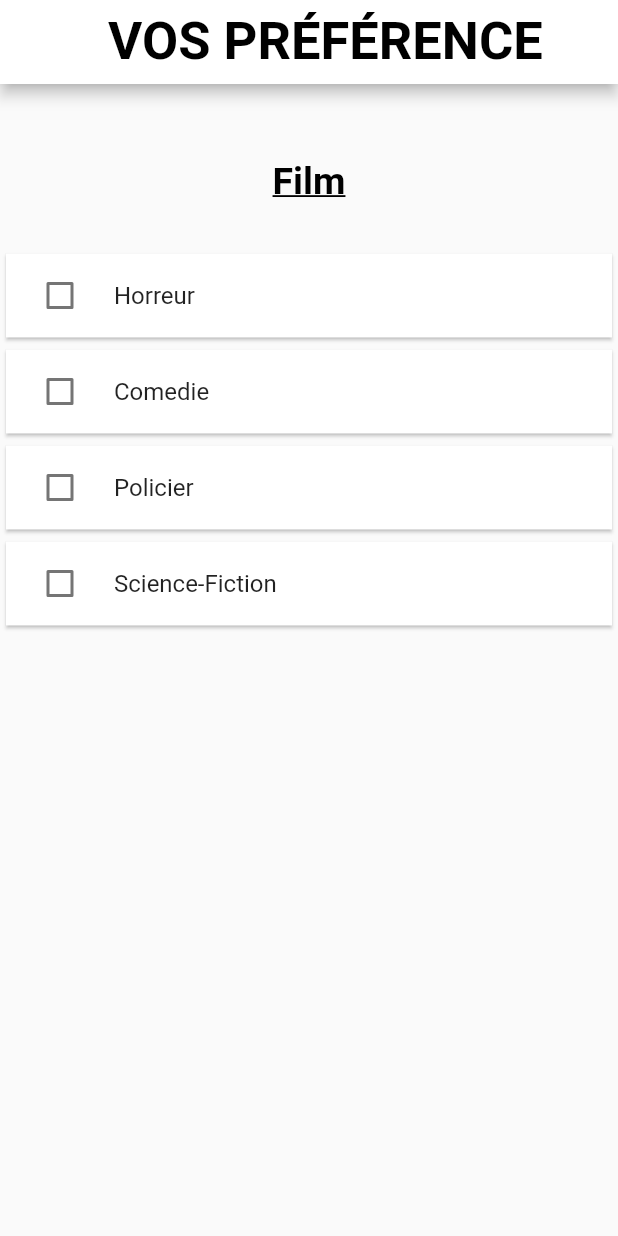
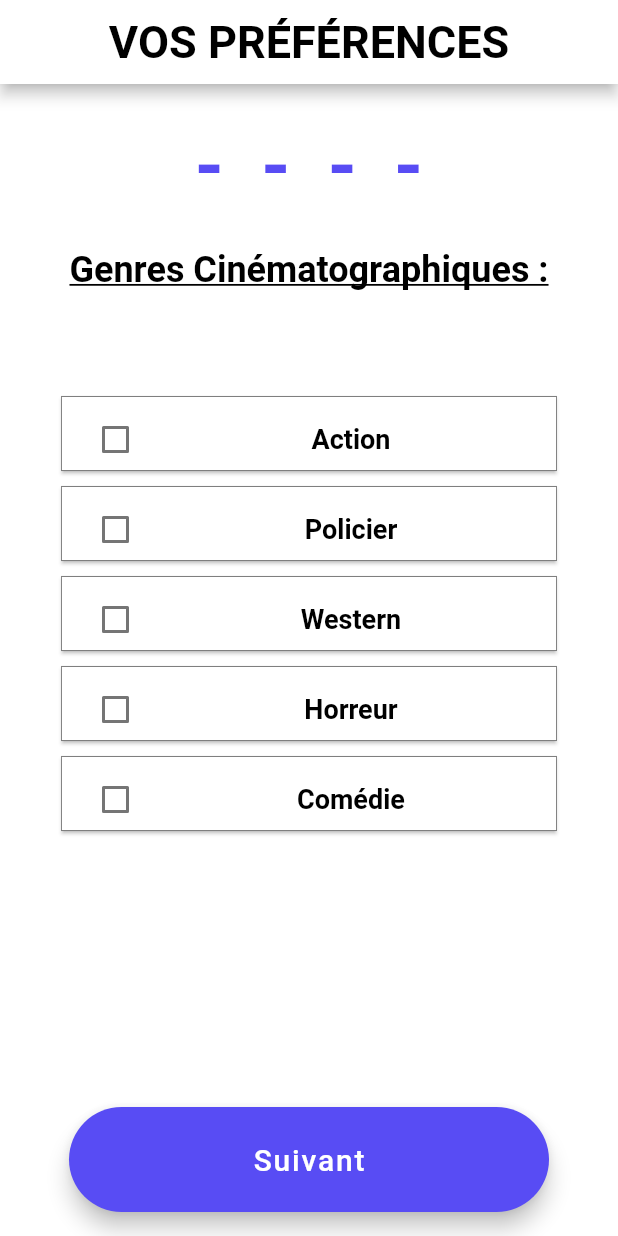
Before and after one commit to EIP-GetOut/GETOUT-Platform, a Flutter app: the screen it shows after launch, after a tap on "Go to playground", on a phone screen of 412 x 824 dp. Run offline on Flutter 3.47's test engine with Material 2 defaults, Android fonts, the phone set to English and light mode, and no system bars.

Commit message:
feat(app): :sparkles: add a new "next" button on preference page (for the moment, redirect to home page)

```diff
--- a/app/lib/playground/playground.dart
+++ b/app/lib/playground/playground.dart
@@ -12,10 +12,11 @@ import "package:getout/models/category.dart";
 class PlaygroundPage extends StatefulWidget {
   PlaygroundPage({Key? key}) : super(key: key);
   final List<Category> categories = [
+    Category(title: 'Action'),
+    Category(title: 'Policier'),
+    Category(title: 'Western'),
     Category(title: 'Horreur'),
-    Category(title: 'Comedie'),
-    Category(title: 'Policier'),
-    Category(title: 'Science-Fiction'),
+    Category(title: 'Comédie'),
   ];
   @override
   State<PlaygroundPage> createState() => _PlaygroundPageState();
@@ -24,6 +25,6 @@ class PlaygroundPage extends StatefulWidget {
 class _PlaygroundPageState extends State<PlaygroundPage> {
   @override
   Widget build(BuildContext context) {
-    return PreferencesPage(title: 'Film', categories: widget.categories);
+    return PreferencesPage(title: 'Genres Cinématographiques :', categories: widget.categories);
   }
 }
--- a/app/lib/playground/preferences.dart
+++ b/app/lib/playground/preferences.dart
@@ -7,9 +7,12 @@
 
 import 'package:flutter/material.dart';
 import 'package:getout/models/category.dart';
+import 'package:getout/pages/home.dart';
 
 class PreferencesPage extends StatefulWidget {
-  const PreferencesPage({Key? key, required this.title, required this.categories}) : super(key: key);
+  const PreferencesPage(
+      {Key? key, required this.title, required this.categories})
+      : super(key: key);
 
   final String title;
   final List<Category> categories;
@@ -18,55 +21,113 @@ class PreferencesPage extends StatefulWidget {
 }
 
 class _PreferencesPageState extends State<PreferencesPage> {
-
   @override
   Widget build(BuildContext context) {
     return Scaffold(
-
+        backgroundColor: Colors.white,
         appBar: AppBar(
-        title: const Text('VOS PRÉFÉRENCE',
+          title: const Text(
+            'VOS PRÉFÉRENCES',
             style: TextStyle(
               color: Colors.black,
-            fontSize: 35,
+              fontSize: 30,
               fontWeight: FontWeight.bold,
-          ),),
+            ),
+          ),
           backgroundColor: Colors.white,
           centerTitle: true,
         ),
+        body: Column(children: [
+          const SizedBox(height: 110,
+          child: Center(child: Text("-  -  -  -",
+              style: TextStyle(
+                  color: Color(0xFF584CF4),
+                  fontSize: 50,
+                  fontWeight: FontWeight.bold
+              )))),
+          preferenceTitle(context, widget.title),
+          const SizedBox(height: 60),
+          Expanded(
+              child: ListView.builder(
+                  itemCount: widget.categories.length,
+                  itemBuilder: (BuildContext context, int index) {
+                    return categoryCard(context, widget.categories[index]);
+                  })),
+        ]),
+        floatingActionButtonLocation: FloatingActionButtonLocation.centerFloat,
+        floatingActionButton: nextButton(context));
+  }
 
-      body: Column(children : [
-        const SizedBox(height: 50),
-        Text(widget.title,
+  Widget preferenceTitle(BuildContext context, String name) {
+    return Text(
+      name,
       style: const TextStyle(
         color: Colors.black,
-            fontSize: 25,
+        fontSize: 24,
         fontWeight: FontWeight.bold,
         decoration: TextDecoration.underline,
-          ),),
-        const SizedBox(height: 30),
-        for (var category in widget.categories)
-          Card(
-            shape: RoundedRectangleBorder(
+      ),
+    );
+  }
+
+  Widget nextButton(BuildContext context) {
+    return SizedBox(
+        width: 320,
+        height: 70,
+        child: FloatingActionButton(
+            shape: const RoundedRectangleBorder(
+                borderRadius: BorderRadius.all(Radius.circular(50.0))),
+            backgroundColor: const Color(0xFF584CF4),
+            onPressed: () => Navigator.push(context,
+                MaterialPageRoute(builder: (context) => const HomePage())),
+            child: const Text('Suivant',
+                style: TextStyle(
+                  color: Colors.white,
+                  fontSize: 20,
+                  //fontWeight: FontWeight.bold,
+                ))));
+  }
+
+  Widget categoryCard(BuildContext context, Category one) {
+    bool selected = one.isSwitched ?? false;
+    return Column(children: [
+      const SizedBox(height: 10),
+      SizedBox(
+          height: 50,
+          width: 330,
+          child: Card(
+              margin: const EdgeInsets.symmetric(),
+              shape: selected
+                  ? RoundedRectangleBorder(
+                      side:
+                          const BorderSide(color: Color(0xFF584CF4), width: 3.0),
+                      borderRadius: BorderRadius.circular(0),
+                    )
+                  : RoundedRectangleBorder(
+                      side: const BorderSide(color: Colors.black, width: 0.3),
                       borderRadius: BorderRadius.circular(0),
                     ),
               child: CheckboxListTile(
-              title: Text(category.title),
-
-              value: category.isSwitched,
+                          title: Center(
+                              child: Text(
+                            one.title,
+                            style: const TextStyle(
+                              color: Colors.black,
+                              fontSize: 18,
+                              fontWeight: FontWeight.bold,
+                            ),
+                          )),
+                          value: one.isSwitched,
                           onChanged: (bool? value) {
                             setState(() {
-                  category.isSwitched = value!;
+                              one.isSwitched = value!;
                             });
                           },
                           controlAffinity: ListTileControlAffinity.leading,
                           activeColor: const Color(0xff584CF4),
                           checkColor: Colors.transparent,
-
-            ),
                         )
-      ]),
-    );
-    //throw UnimplementedError();
+                      ))
+    ]);
   }
-
 }
```
Lines whose indentation alone changed are shown as unchanged.
